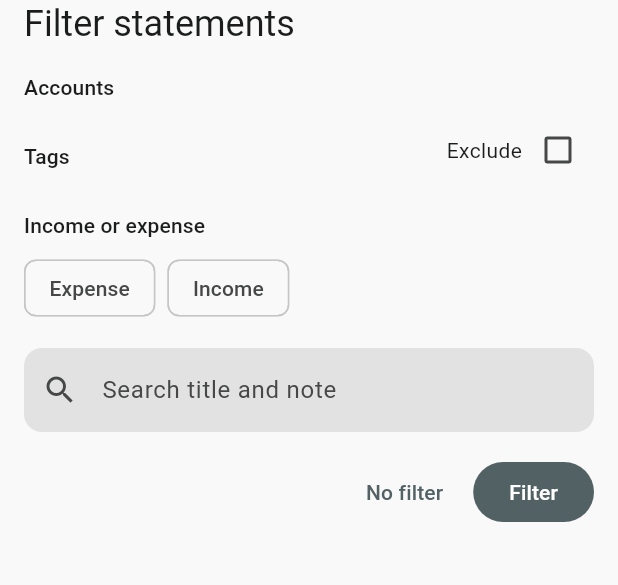
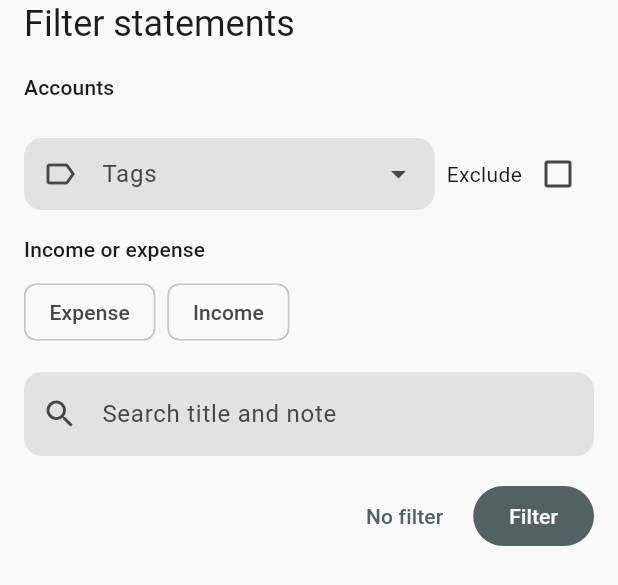
Before and after one commit to Tag365/money_mind, a Flutter app: the StatementFilterSheet widget shown alone on an empty page, opened directly with empty values, on a phone screen of 412 x 824 dp. Shown: the top 585 px of the screen. Run offline on Flutter 3.47's test engine with Material 3 defaults, Android fonts, the phone set to English and light mode, and no system bars; our stand-ins replace drift, drift_flutter, file_picker, fl_chart, flutter_slidable, local_auth and 1 more; accounts and stored records are empty; generated files the repository leaves out were written again; statements that could not run were skipped.

Commit message:
Pick filter tags from a dropdown instead of a wall of chips (#42)
The filter sheet now uses the same TagsField and TagSelectDialog as the
statement form, so a long tag list no longer crowds the sheet and child
tags are nested under their parents.

Co-authored-by: Claude Opus 5.5 <noreply@anthropic.com>

```diff
--- a/lib/features/statements/statement_filter_sheet.dart
+++ b/lib/features/statements/statement_filter_sheet.dart
@@ -3,6 +3,8 @@ import 'package:flutter/material.dart';
 import 'package:money_mind/database/app_database.dart';
 import 'package:money_mind/database/database_service.dart';
 import 'package:money_mind/features/statements/statement_filter.dart';
+import 'package:money_mind/features/tags/tag_select_dialog.dart';
+import 'package:money_mind/features/tags/widgets/tags_field.dart';
 
 /// Edits a [StatementFilter]. Pops with the new filter, or null when
 /// dismissed.
@@ -33,6 +35,19 @@ class _StatementFilterSheetState extends State<StatementFilterSheet> {
 
   void _toggle<T>(Set<T> set, T value, bool selected) =>
       setState(() => selected ? set.add(value) : set.remove(value));
+
+  Future<void> _selectTags(List<Tag> tags) async {
+    final result = await showDialog<Set<String>>(
+      context: context,
+      builder: (_) => TagSelectDialog(tags: tags, selected: _selectedTags),
+    );
+    if (result == null) return;
+    setState(
+      () => _selectedTags
+        ..clear()
+        ..addAll(result),
+    );
+  }
 
   Widget _label(String text) => Padding(
     padding: const EdgeInsets.only(top: 16, bottom: 8),
@@ -69,30 +84,29 @@ class _StatementFilterSheetState extends State<StatementFilterSheet> {
                 ),
             ],
           ),
+          const SizedBox(height: 16),
           Row(
             children: [
-              Expanded(child: _label('Tags')),
+              Expanded(
+                child: StreamBuilder(
+                  stream: _tags,
+                  builder: (context, snapshot) {
+                    final tags = snapshot.data ?? <Tag>[];
+                    return TagsField(
+                      tags: tags,
+                      selected: _selectedTags,
+                      onTap: () => _selectTags(tags),
+                    );
+                  },
+                ),
+              ),
+              const SizedBox(width: 8),
               const Text('Exclude'),
               Checkbox(
                 value: _excludeTags,
                 onChanged: (v) => setState(() => _excludeTags = v!),
               ),
             ],
-          ),
-          StreamBuilder(
-            stream: _tags,
-            builder: (context, snapshot) => Wrap(
-              spacing: 8,
-              runSpacing: 8,
-              children: [
-                for (final tag in snapshot.data ?? <Tag>[])
-                  FilterChip(
-                    label: Text(tag.name),
-                    selected: _selectedTags.contains(tag.name),
-                    onSelected: (s) => _toggle(_selectedTags, tag.name, s),
-                  ),
-              ],
-            ),
           ),
           _label('Income or expense'),
           Wrap(
--- a/pubspec.yaml
+++ b/pubspec.yaml
@@ -16,7 +16,7 @@ publish_to: 'none' # Remove this line if you wish to publish to pub.dev
 # https://developer.apple.com/library/archive/documentation/General/Reference/InfoPlistKeyReference/Articles/CoreFoundationKeys.html
 # In Windows, build-name is used as the major, minor, and patch parts
 # of the product and file versions while build-number is used as the build suffix.
-version: 1.9.0
+version: 1.10.0
 
 environment:
   sdk: ^3.9.0
```
